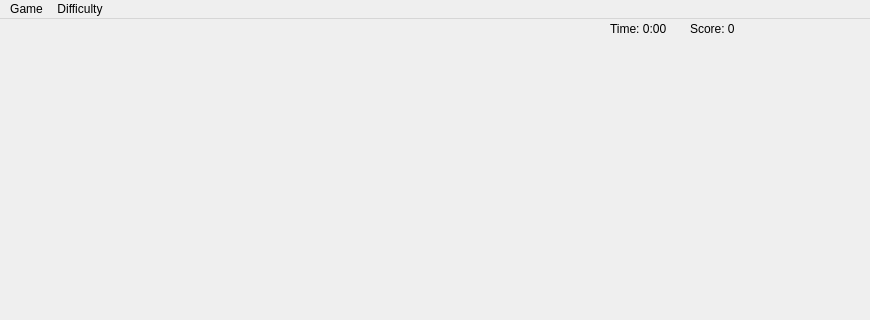
This is src/mainwindow.ui in fu-penzi/Puzzle as Qt 5 draws it before an edit; both pictures show x 0 to 870 and y 0 to 320 of the 870 by 614 pixel window. The edited form follows.
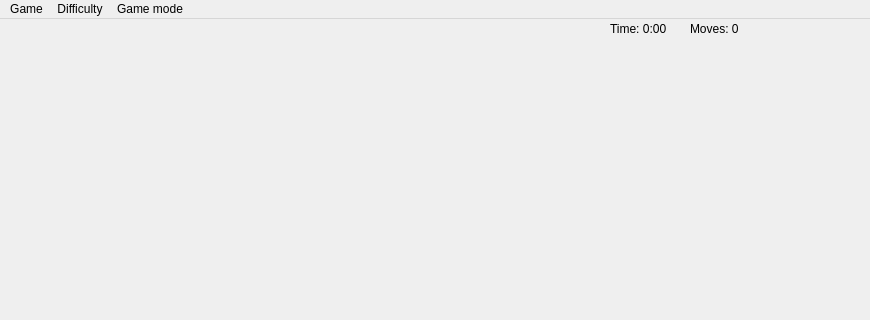
This is the edited form.

Commit message: feat: Select game mode

```diff
--- a/src/mainwindow.ui
+++ b/src/mainwindow.ui
@@ -52,7 +52,7 @@
      </rect>
     </property>
     <property name="text">
-     <string>Score: 0</string>
+     <string>Moves: 0</string>
     </property>
    </widget>
   </widget>
@@ -75,8 +75,14 @@
      <string>Difficulty</string>
     </property>
    </widget>
+   <widget class="QMenu" name="gameMode">
+    <property name="title">
+     <string>Game mode</string>
+    </property>
+   </widget>
    <addaction name="game"/>
    <addaction name="difficulty"/>
+   <addaction name="gameMode"/>
   </widget>
   <widget class="QStatusBar" name="statusbar"/>
   <action name="Easy">
```
The commit also changes 14 other files.
